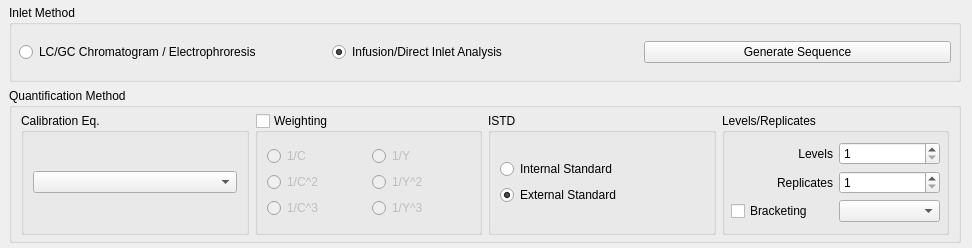
Old version of the form src/plugins/quan/quanconfigform.ui in the repository qtplatz/qtplatz.
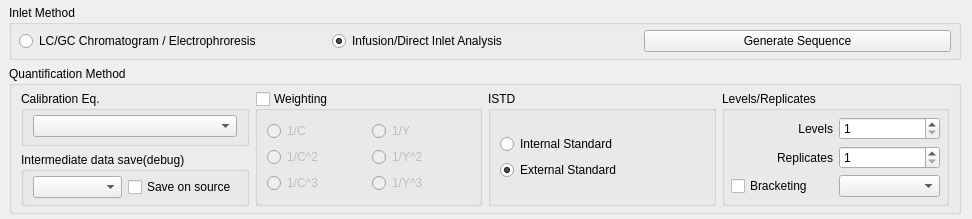
New version of the form.

Commit message: add debug level parameter on quanmethod

```diff
--- a/src/plugins/quan/quanconfigform.ui
+++ b/src/plugins/quan/quanconfigform.ui
@@ -7,7 +7,7 @@
     <x>0</x>
     <y>0</y>
     <width>972</width>
-    <height>248</height>
+    <height>196</height>
    </rect>
   </property>
   <property name="maximumSize">
@@ -19,7 +19,7 @@
   <property name="windowTitle">
    <string>Form</string>
   </property>
-  <layout class="QGridLayout" name="gridLayout_2" rowstretch="1,2">
+  <layout class="QGridLayout" name="gridLayout_2" rowstretch="1,2,0,0">
    <property name="leftMargin">
     <number>9</number>
    </property>
@@ -82,7 +82,7 @@
      </item>
     </layout>
    </item>
-   <item row="1" column="0">
+   <item row="3" column="0">
     <widget class="QGroupBox" name="groupBox">
      <property name="title">
       <string>Quantification Method</string>
@@ -263,11 +263,22 @@
          </widget>
         </item>
         <item row="0" column="0">
+         <layout class="QVBoxLayout" name="verticalLayout">
+          <item>
          <widget class="QGroupBox" name="groupBox_6">
           <property name="title">
            <string>Calibration Eq.</string>
           </property>
           <layout class="QGridLayout" name="gridLayout_10">
+             <property name="leftMargin">
+              <number>9</number>
+             </property>
+             <property name="topMargin">
+              <number>4</number>
+             </property>
+             <property name="bottomMargin">
+              <number>5</number>
+             </property>
            <item row="0" column="0">
             <layout class="QGridLayout" name="gridLayout_9">
              <item row="0" column="0">
@@ -277,6 +288,37 @@
            </item>
           </layout>
          </widget>
+          </item>
+          <item>
+           <widget class="QGroupBox" name="groupBox_7">
+            <property name="title">
+             <string>Intermediate data save(debug)</string>
+            </property>
+            <layout class="QGridLayout" name="gridLayout_16">
+             <property name="topMargin">
+              <number>4</number>
+             </property>
+             <property name="bottomMargin">
+              <number>4</number>
+             </property>
+             <item row="0" column="0">
+              <layout class="QGridLayout" name="gridLayout_15">
+               <item row="0" column="0">
+                <widget class="QComboBox" name="comboBox_DebugLevel"/>
+               </item>
+              </layout>
+             </item>
+             <item row="0" column="1">
+              <widget class="QCheckBox" name="checkBox_2">
+               <property name="text">
+                <string>Save on source</string>
+               </property>
+              </widget>
+             </item>
+            </layout>
+           </widget>
+          </item>
+         </layout>
         </item>
        </layout>
       </item>
```
Lines whose indentation alone changed are shown as unchanged. The commit also changes 8 other files.
